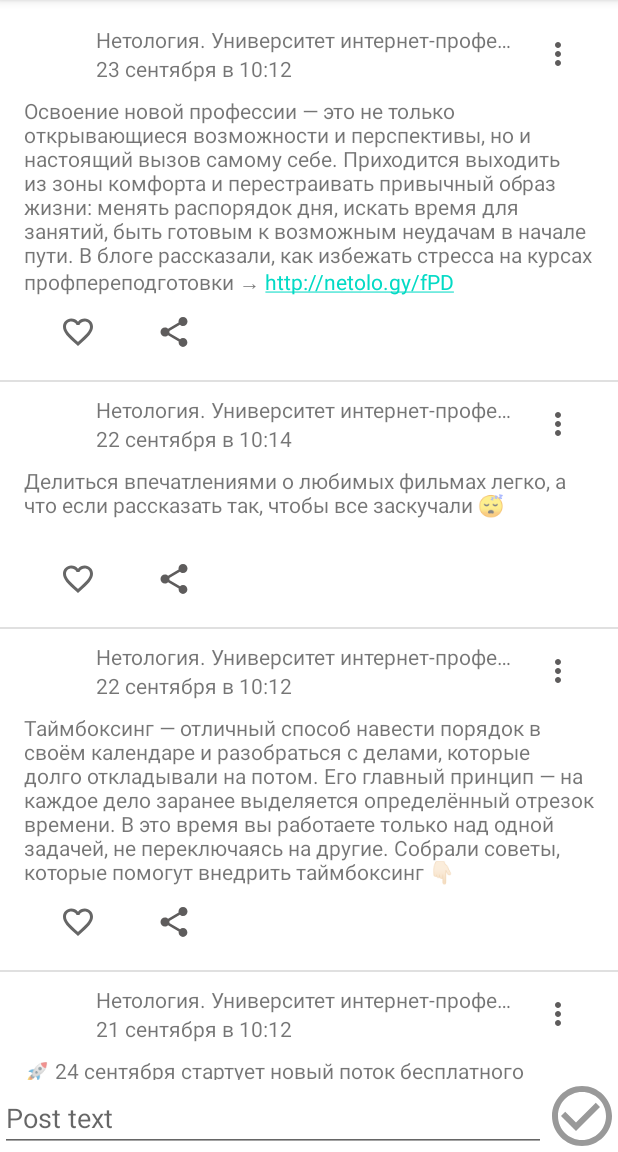
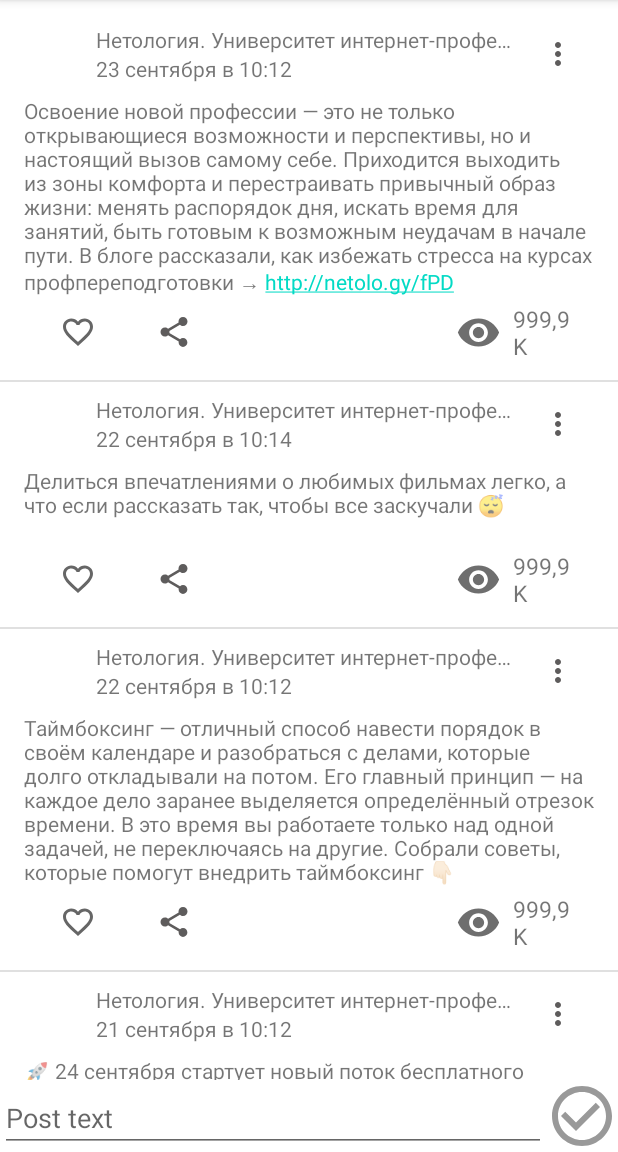
Before and after one commit to tyupik/and_first_app, an Android app: the screen it shows after launch (MainActivity), on a phone screen of 412 x 824 dp, the part 84-1236 px from its top. Run offline under Robolectric (Android 15) with nearby library versions, the phone set to English and light mode, and no system bars.

Commit message:
MD buttons

```diff
--- /dev/null
+++ b/app/src/main/res/color/text_color.xml
@@ -0,0 +1,4 @@
+<?xml version="1.0" encoding="utf-8"?>
+<selector xmlns:android="http://schemas.android.com/apk/res/android">
+    <item android:color="#595959">white_color</item>
+</selector>
--- a/app/src/main/res/layout/item_post.xml
+++ b/app/src/main/res/layout/item_post.xml
@@ -91,67 +91,28 @@
         app:barrierDirection="bottom"
         app:constraint_referenced_ids="textTv"/>
 
-<!--    <ImageView-->
-<!--        android:id="@+id/like"-->
-<!--        android:layout_width="30dp"-->
-<!--        android:layout_height="30dp"-->
-<!--        app:srcCompat="@drawable/empty_like"-->
-<!--        app:layout_constraintStart_toStartOf="parent"-->
-<!--        app:layout_constraintTop_toBottomOf="@id/barrier2"-->
-<!--        android:layout_margin="4dp" />-->
 
-<!--    <TextView-->
-<!--        android:id="@+id/likeCount"-->
-<!--        android:layout_width="51dp"-->
-<!--        android:layout_height="wrap_content"-->
-<!--        android:text=""-->
-<!--        android:textSize="15sp"-->
-<!--        android:layout_marginStart="5dp"-->
-<!--        app:layout_constraintTop_toTopOf="@id/like"-->
-<!--        app:layout_constraintBottom_toBottomOf="@id/like"-->
-<!--        app:layout_constraintStart_toEndOf="@id/like"/>-->
+    <TextView
+        android:id="@+id/numbersOfView"
+        android:layout_width="46dp"
+        android:textSize="15sp"
+        android:layout_height="wrap_content"
+        android:text="999,9K"
+        android:layout_marginEnd="8dp"
+        app:layout_constraintEnd_toEndOf="parent"
+        app:layout_constraintTop_toTopOf="@id/like"
+        app:layout_constraintBottom_toBottomOf="@id/like"/>
 
-<!--    <ImageView-->
-<!--        android:id="@+id/share"-->
-<!--        android:layout_width="30dp"-->
-<!--        android:layout_height="30dp"-->
-<!--        app:srcCompat="@drawable/share"-->
-<!--        android:layout_marginStart="15dp"-->
-<!--        app:layout_constraintTop_toTopOf="@id/like"-->
-<!--        app:layout_constraintBottom_toBottomOf="@id/like"-->
-<!--        app:layout_constraintStart_toEndOf="@id/likeCount"/>-->
+    <ImageView
+        android:id="@+id/views"
+        android:layout_width="wrap_content"
+        android:layout_height="wrap_content"
+        app:srcCompat="@drawable/viewing"
+        android:layout_marginEnd="8dp"
+        app:layout_constraintTop_toTopOf="@id/like"
+        app:layout_constraintBottom_toBottomOf="@id/like"
+        app:layout_constraintEnd_toStartOf="@id/numbersOfView"/>
 
-<!--    <TextView-->
-<!--        android:id="@+id/shareCount"-->
-<!--        android:layout_width="51dp"-->
-<!--        android:layout_height="wrap_content"-->
-<!--        android:text=""-->
-<!--        android:textSize="15sp"-->
-<!--        android:layout_marginStart="5dp"-->
-<!--        app:layout_constraintTop_toTopOf="@id/like"-->
-<!--        app:layout_constraintBottom_toBottomOf="@id/like"-->
-<!--        app:layout_constraintStart_toEndOf="@id/share"/>-->
-
-<!--    <TextView-->
-<!--        android:id="@+id/numbersOfView"-->
-<!--        android:layout_width="46dp"-->
-<!--        android:textSize="15sp"-->
-<!--        android:layout_height="wrap_content"-->
-<!--        android:text="999,9K"-->
-<!--        android:layout_marginEnd="8dp"-->
-<!--        app:layout_constraintEnd_toEndOf="parent"-->
-<!--        app:layout_constraintTop_toTopOf="@id/like"-->
-<!--        app:layout_constraintBottom_toBottomOf="@id/like"/>-->
-
-<!--    <ImageView-->
-<!--        android:id="@+id/views"-->
-<!--        android:layout_width="wrap_content"-->
-<!--        android:layout_height="wrap_content"-->
-<!--        app:srcCompat="@drawable/viewing"-->
-<!--        android:layout_marginEnd="8dp"-->
-<!--        app:layout_constraintTop_toTopOf="@id/like"-->
-<!--        app:layout_constraintBottom_toBottomOf="@id/like"-->
-<!--        app:layout_constraintEnd_toStartOf="@id/numbersOfView"/>-->
 
     <com.google.android.material.button.MaterialButton
         android:id="@+id/like"
--- a/app/src/main/res/values/styles.xml
+++ b/app/src/main/res/values/styles.xml
@@ -10,6 +10,7 @@
      <style name="Widget.AppTheme.LikeCheckBox"
          parent="Widget.MaterialComponents.Button.TextButton.Icon">
          <item name="iconTint">@color/like_checkbox_tint</item>
+         <item name="android:textColor">@color/text_color</item>
          <item name="android:minWidth">@dimen/icon_button_min_size</item>
          <item name="android:minHeight">@dimen/icon_button_min_size</item>
      </style>
@@ -17,6 +18,7 @@
     <style name="Widget.AppTheme.ShareButton"
         parent="Widget.MaterialComponents.Button.TextButton.Icon">
         <item name="iconTint">@color/share_tint</item>
+        <item name="android:textColor">@color/text_color</item>
         <item name="android:minWidth">@dimen/icon_button_min_size</item>
         <item name="android:minHeight">@dimen/icon_button_min_size</item>
     </style>
```
